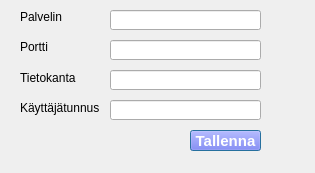
Before: the Qt Designer form settingsDialog.ui in 50904/Autolainaus, drawn with Qt 5.
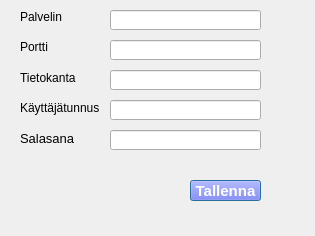
After: the same form once the commit is applied.

Patch:
```diff
--- a/settingsDialog.ui
+++ b/settingsDialog.ui
@@ -7,7 +7,7 @@
     <x>0</x>
     <y>0</y>
     <width>315</width>
-    <height>173</height>
+    <height>236</height>
    </rect>
   </property>
   <property name="windowTitle">
@@ -132,7 +132,7 @@
    <property name="geometry">
     <rect>
      <x>190</x>
-     <y>130</y>
+     <y>180</y>
      <width>71</width>
      <height>21</height>
     </rect>
@@ -152,6 +152,34 @@
     <string>Tallenna</string>
    </property>
   </widget>
+  <widget class="QLabel" name="label">
+   <property name="geometry">
+    <rect>
+     <x>20</x>
+     <y>130</y>
+     <width>71</width>
+     <height>16</height>
+    </rect>
+   </property>
+   <property name="font">
+    <font>
+     <pointsize>10</pointsize>
+    </font>
+   </property>
+   <property name="text">
+    <string>Salasana</string>
+   </property>
+  </widget>
+  <widget class="QLineEdit" name="lineEdit">
+   <property name="geometry">
+    <rect>
+     <x>110</x>
+     <y>130</y>
+     <width>151</width>
+     <height>20</height>
+    </rect>
+   </property>
+  </widget>
  </widget>
  <resources/>
  <connections/>
```
